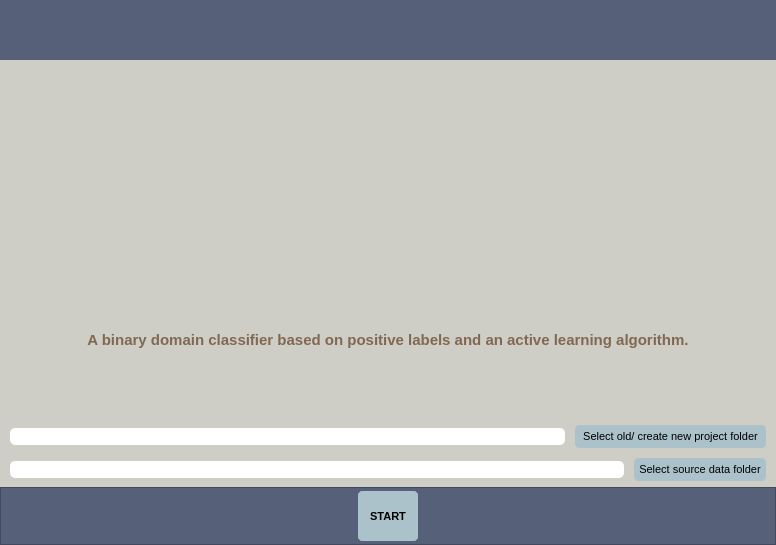
IntelCompH2020/domain_classification, file UIs/menuConfig.ui: the form before one commit.
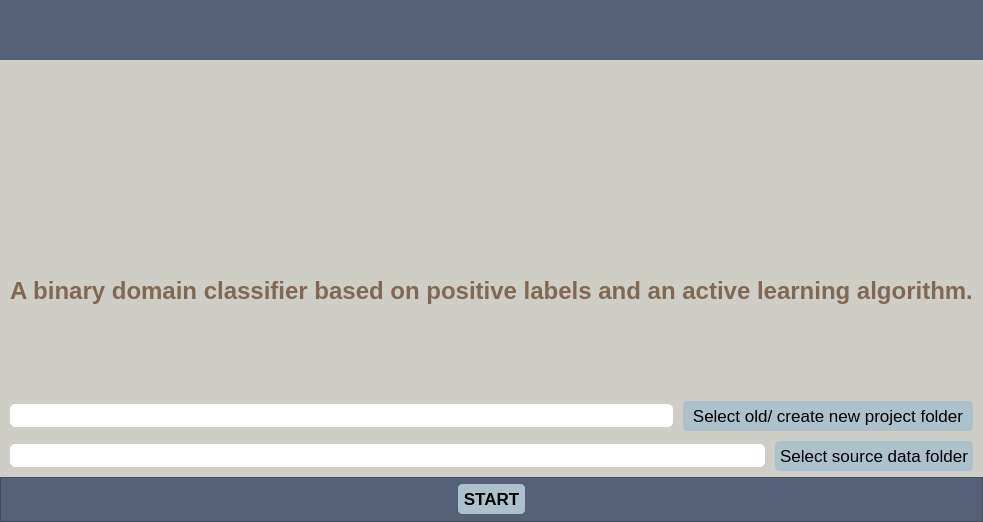
The form after the commit. Icons and pictures are not drawn.

Commit message: Fixing up bugs in GUI after new updates from main branch; UIs updated; training of the classifier call integrated within GUI.

What changed in the file:
```diff
--- a/UIs/menuConfig.ui
+++ b/UIs/menuConfig.ui
@@ -6,8 +6,8 @@
    <rect>
     <x>0</x>
     <y>0</y>
-    <width>776</width>
-    <height>545</height>
+    <width>814</width>
+    <height>522</height>
    </rect>
   </property>
   <property name="windowTitle">
@@ -241,7 +241,7 @@
               <string notr="true">color: rgb(98, 114, 164);</string>
              </property>
              <property name="text">
-              <string>&lt;html&gt;&lt;head/&gt;&lt;body&gt;&lt;p&gt;&lt;span style=&quot; font-size:11pt; font-weight:600; color:#816852;&quot;&gt;A binary domain classifier based on positive labels and an active learning algorithm.&lt;/span&gt;&lt;/p&gt;&lt;/body&gt;&lt;/html&gt;</string>
+              <string>&lt;html&gt;&lt;head/&gt;&lt;body&gt;&lt;p&gt;&lt;span style=&quot; font-size:18pt; font-weight:600; color:#816852;&quot;&gt;A binary domain classifier based on positive labels and an active learning algorithm.&lt;/span&gt;&lt;/p&gt;&lt;p&gt;&lt;span style=&quot; font-size:18pt;&quot;&gt;&lt;br/&gt;&lt;/span&gt;&lt;/p&gt;&lt;/body&gt;&lt;/html&gt;</string>
              </property>
              <property name="alignment">
               <set>Qt::AlignCenter</set>
@@ -267,8 +267,8 @@
                </property>
                <property name="font">
                 <font>
-                 <family>Arial</family>
-                 <pointsize>8</pointsize>
+                 <family>Helvetica</family>
+                 <pointsize>13</pointsize>
                  <weight>50</weight>
                  <italic>true</italic>
                  <bold>false</bold>
@@ -280,6 +280,7 @@
 	border-radius: 5px;
 	gridline-color: #FFFFFF;
 	border-bottom: 1px solid #FFFFFF;
+	color:black;
 }</string>
                </property>
                <property name="text">
@@ -298,7 +299,7 @@
                <property name="font">
                 <font>
                  <family>Arial</family>
-                 <pointsize>8</pointsize>
+                 <pointsize>13</pointsize>
                  <weight>50</weight>
                  <bold>false</bold>
                 </font>
@@ -308,6 +309,7 @@
 	border: 5px solid #ABC2CB;
 	border-radius: 5px;	
 	background-color: #ABC2CB;
+	color:black;
 }
 QPushButton:hover {
 	background-color: #ABC2CB;
@@ -337,9 +339,11 @@
                </property>
                <property name="font">
                 <font>
-                 <family>Arial</family>
-                 <pointsize>8</pointsize>
+                 <family>Helvetica</family>
+                 <pointsize>13</pointsize>
+                 <weight>50</weight>
                  <italic>true</italic>
+                 <bold>false</bold>
                 </font>
                </property>
                <property name="styleSheet">
@@ -348,6 +352,7 @@
 	border-radius: 5px;
 	gridline-color: #FFFFFF;
 	border-bottom: 1px solid #FFFFFF;
+	color:black;
 }</string>
                </property>
                <property name="text">
@@ -366,7 +371,7 @@
                <property name="font">
                 <font>
                  <family>Arial</family>
-                 <pointsize>8</pointsize>
+                 <pointsize>13</pointsize>
                  <weight>50</weight>
                  <bold>false</bold>
                 </font>
@@ -376,6 +381,7 @@
 	border: 5px solid #ABC2CB;
 	border-radius: 5px;	
 	background-color: #ABC2CB;
+color:black;
 }
 QPushButton:hover {
 	background-color: #ABC2CB;
@@ -445,7 +451,7 @@
        <property name="minimumSize">
         <size>
          <width>60</width>
-         <height>25</height>
+         <height>45</height>
         </size>
        </property>
        <property name="styleSheet">
@@ -482,7 +488,7 @@
           <item>
            <widget class="QPushButton" name="start">
             <property name="sizePolicy">
-             <sizepolicy hsizetype="Fixed" vsizetype="Fixed">
+             <sizepolicy hsizetype="Minimum" vsizetype="Fixed">
               <horstretch>0</horstretch>
               <verstretch>0</verstretch>
              </sizepolicy>
@@ -490,13 +496,13 @@
             <property name="minimumSize">
              <size>
               <width>60</width>
-              <height>50</height>
+              <height>30</height>
              </size>
             </property>
             <property name="font">
              <font>
               <family>Arial</family>
-              <pointsize>8</pointsize>
+              <pointsize>13</pointsize>
               <weight>75</weight>
               <bold>true</bold>
              </font>
@@ -506,6 +512,7 @@
 	border: 5px solid #ABC2CB;
 	border-radius: 5px;	
 	background-color: #ABC2CB;
+color:black;
 }
 QPushButton:hover {
 	background-color: #ABC2CB;
```
Left out of the diff: 2 changed lines with no effect on the pictures. The commit also changes 13 other files.
